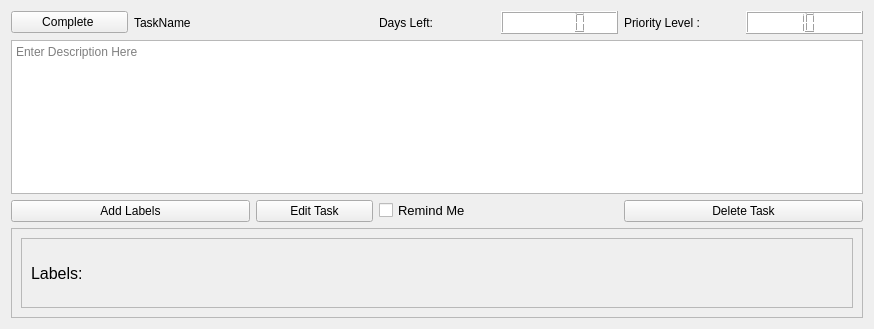
Mulukulum/Amberia, file Codebase/GUI/UI_Files/TaskWidget.ui: the form before one commit.
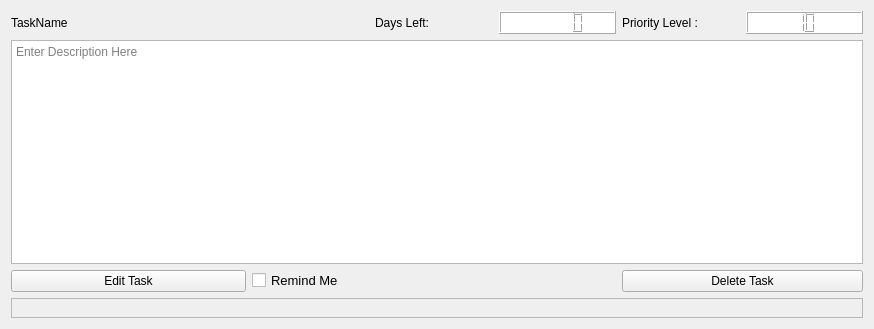
The form after the commit.

Commit message: Removed Labels Widget

Patch:
```diff
--- a/Codebase/GUI/UI_Files/TaskWidget.ui
+++ b/Codebase/GUI/UI_Files/TaskWidget.ui
@@ -20,20 +20,6 @@
    <string>Form</string>
   </property>
   <layout class="QGridLayout" name="gridLayout">
-   <item row="2" column="0" colspan="2">
-    <widget class="QPushButton" name="AddLabelsButton">
-     <property name="text">
-      <string>Add Labels</string>
-     </property>
-    </widget>
-   </item>
-   <item row="2" column="2">
-    <widget class="QPushButton" name="EditTaskButton">
-     <property name="text">
-      <string>Edit Task</string>
-     </property>
-    </widget>
-   </item>
    <item row="2" column="5" colspan="2">
     <widget class="QPushButton" name="DeleteTaskButton">
      <property name="text">
@@ -41,13 +27,6 @@
      </property>
     </widget>
    </item>
-   <item row="0" column="0">
-    <widget class="QPushButton" name="CompleteTaskButton">
-     <property name="text">
-      <string>Complete </string>
-     </property>
-    </widget>
-   </item>
    <item row="0" column="3">
     <widget class="QLabel" name="DaysLeftLabel">
      <property name="text">
@@ -95,13 +74,6 @@
      </property>
     </widget>
    </item>
-   <item row="0" column="1" colspan="2">
-    <widget class="QLabel" name="TaskTitle_label">
-     <property name="text">
-      <string>TaskName</string>
-     </property>
-    </widget>
-   </item>
    <item row="0" column="6">
     <widget class="QLCDNumber" name="PriorityLevelDisplay">
      <property name="styleSheet">
@@ -126,42 +98,24 @@
      <property name="frameShadow">
       <enum>QFrame::Raised</enum>
      </property>
-     <layout class="QHBoxLayout" name="horizontalLayout_2">
-      <item>
-       <widget class="QScrollArea" name="LabelsScroller">
-        <property name="font">
-         <font>
-          <pointsize>12</pointsize>
-         </font>
-        </property>
-        <property name="widgetResizable">
-         <bool>true</bool>
-        </property>
-        <widget class="QWidget" name="LabelsViewScrollContents">
-         <property name="geometry">
-          <rect>
-           <x>0</x>
-           <y>0</y>
-           <width>834</width>
-           <height>69</height>
-          </rect>
-         </property>
-         <layout class="QHBoxLayout" name="horizontalLayout">
-          <item>
-           <widget class="QLabel" name="Labels_Title">
-            <property name="text">
-             <string>Labels: </string>
-            </property>
-           </widget>
-          </item>
-         </layout>
-        </widget>
-       </widget>
-      </item>
-     </layout>
+     <layout class="QHBoxLayout" name="horizontalLayout_2"/>
     </widget>
    </item>
-   <item row="2" column="3">
+   <item row="0" column="0" colspan="3">
+    <widget class="QLabel" name="TaskTitle_label">
+     <property name="text">
+      <string>TaskName</string>
+     </property>
+    </widget>
+   </item>
+   <item row="2" column="0" colspan="2">
+    <widget class="QPushButton" name="EditTaskButton">
+     <property name="text">
+      <string>Edit Task</string>
+     </property>
+    </widget>
+   </item>
+   <item row="2" column="2" colspan="3">
     <widget class="QCheckBox" name="ReminderBox">
      <property name="font">
       <font>
@@ -174,6 +128,12 @@
      <property name="text">
       <string>Remind Me</string>
      </property>
+     <property name="iconSize">
+      <size>
+       <width>32</width>
+       <height>32</height>
+      </size>
+     </property>
     </widget>
    </item>
   </layout>
```
The commit also changes 4 other files.
